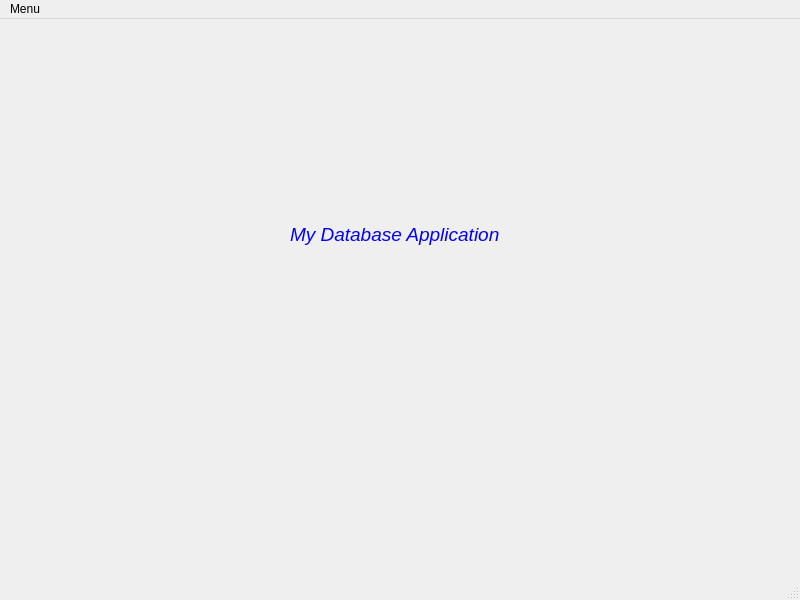
The window that example/mainwindow.ui (AndersonSKM/FvDatabase) describes before a commit, drawn with Qt 5.
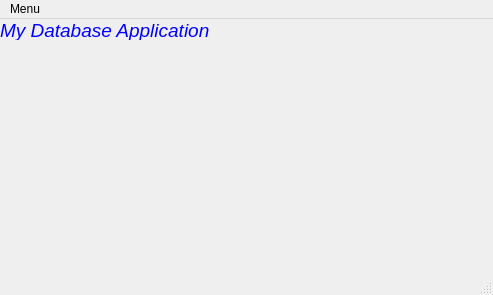
The same window after the commit.

The edit to the form file:
```diff
--- a/example/mainwindow.ui
+++ b/example/mainwindow.ui
@@ -9,8 +9,8 @@
    <rect>
     <x>0</x>
     <y>0</y>
-    <width>800</width>
-    <height>600</height>
+    <width>493</width>
+    <height>295</height>
    </rect>
   </property>
   <property name="windowTitle">
@@ -20,10 +20,10 @@
    <widget class="QLabel" name="label">
     <property name="geometry">
      <rect>
-      <x>290</x>
-      <y>180</y>
+      <x>0</x>
+      <y>0</y>
       <width>271</width>
-      <height>71</height>
+      <height>21</height>
      </rect>
     </property>
     <property name="text">
@@ -36,8 +36,8 @@
     <rect>
      <x>0</x>
      <y>0</y>
-     <width>800</width>
-     <height>21</height>
+     <width>493</width>
+     <height>22</height>
     </rect>
    </property>
    <widget class="QMenu" name="menuMenu">
```
Left out of the diff: 6 changed lines with no effect on the pictures.
